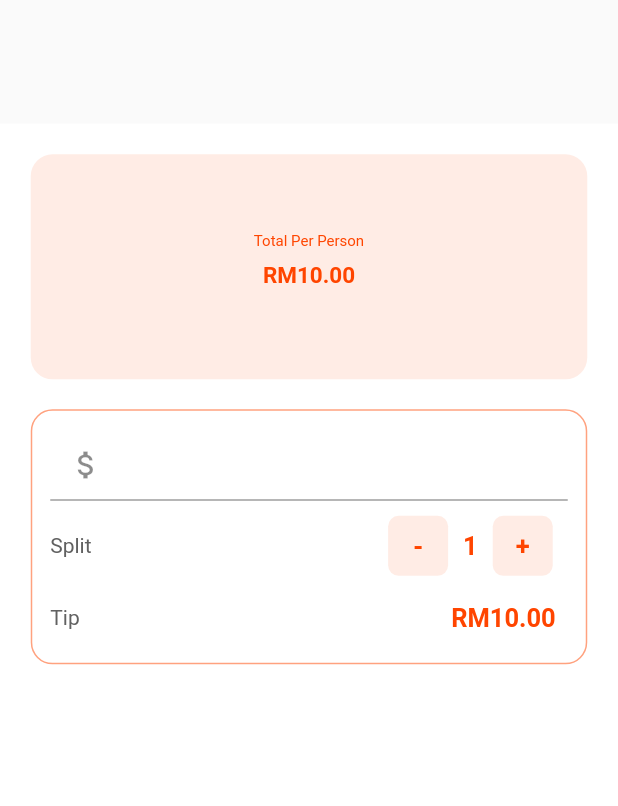
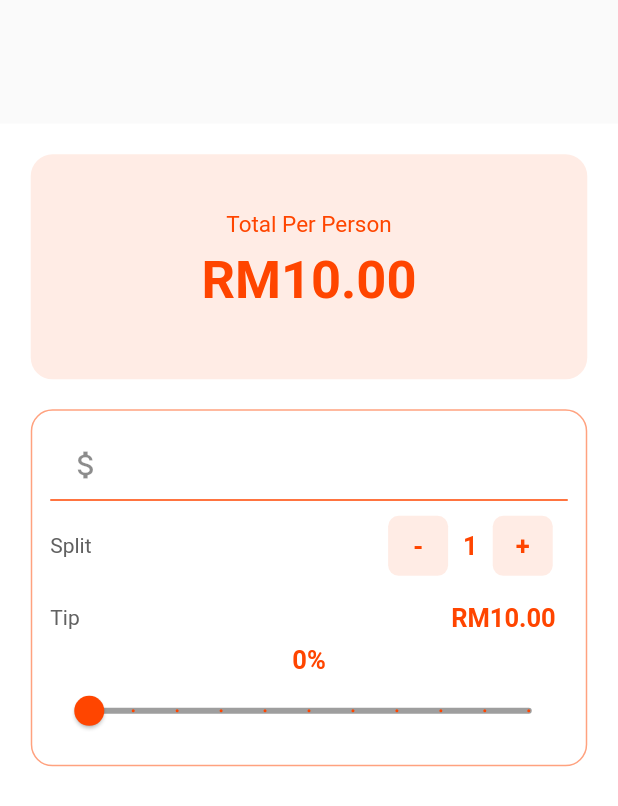
Before and after one commit to bedezub/flutter-hello-world, a Flutter app: the screen it shows after launch, on a phone screen of 412 x 824 dp. Shown: the top 806 px of the screen. Run offline on Flutter 3.47's test engine with Material 2 defaults, Android fonts, the phone set to English and light mode, and no system bars.

Commit message:
Bill Splitter Part 3

```diff
--- a/lib/ui/home.dart
+++ b/lib/ui/home.dart
@@ -35,23 +35,16 @@ class _BillSplitter extends State<BillSplitter> {
               child: Column(
                 mainAxisAlignment: MainAxisAlignment.center,
                 children: [
-                  Text(
-                    "Total Per Person",
-                    style: TextStyle(
-                      fontSize: 10.0,
-                      color: _orange
-                    )
-                  ),
-
+                  Text("Total Per Person",
+                      style: TextStyle(fontSize: 15.0, color: _orange)),
                   Padding(
                     padding: EdgeInsets.all(8.0),
                     child: Text(
                       "RM10.00",
                       style: TextStyle(
                           fontWeight: FontWeight.bold,
-                        fontSize: 15.0,
-                        color: _orange
-                      ),
+                          fontSize: 35.0,
+                          color: _orange),
                     ),
                   )
                 ],
@@ -74,7 +67,14 @@ class _BillSplitter extends State<BillSplitter> {
                 style: TextStyle(color: _orange),
                 decoration: InputDecoration(
                     prefixText: "Bill Amount",
-                    prefixIcon: Icon(Icons.attach_money)),
+                    prefixIcon: Icon(Icons.attach_money),
+                    enabledBorder: UnderlineInputBorder(
+                      borderSide: BorderSide(color: _orange),
+                    ),
+                    focusedBorder: UnderlineInputBorder(
+                      borderSide: BorderSide(color: _orange),
+                    ),
+                ),
                 onChanged: (String value) {
                   try {
                     _billAmount = double.parse(value);
@@ -87,8 +87,7 @@ class _BillSplitter extends State<BillSplitter> {
                 mainAxisAlignment: MainAxisAlignment.spaceBetween,
                 children: [
                   Text("Split", style: TextStyle(color: Colors.grey.shade700)),
-                  Row(
-                    children: [
+                  Row(children: [
                     InkWell(
                         onTap: () {
                           setState(() {
@@ -112,9 +111,7 @@ class _BillSplitter extends State<BillSplitter> {
                                     fontWeight: FontWeight.bold,
                                     fontSize: 17.0),
                               ),
-                          )
-                        )
-                      ),
+                            ))),
                     Text("$_personCounter",
                         style: TextStyle(
                             color: _orange,
@@ -141,11 +138,8 @@ class _BillSplitter extends State<BillSplitter> {
                                     fontWeight: FontWeight.bold,
                                     fontSize: 17.0),
                               ),
-                          )
-                        )
-                      ),
-                    ]
-                  )
+                            ))),
+                  ])
                 ],
               ),
               Row(
@@ -159,9 +153,32 @@ class _BillSplitter extends State<BillSplitter> {
                       style: TextStyle(
                           fontSize: 17,
                           fontWeight: FontWeight.bold,
-                        color: _orange
+                          color: _orange),
                     ),
+                  )
+                ],
               ),
+              Column(
+                children: [
+                  Text(
+                    "$_tipPercentage%",
+                    style: TextStyle(
+                        color: _orange,
+                        fontSize: 17.00,
+                        fontWeight: FontWeight.bold),
+                  ),
+                  Slider(
+                    min: 0,
+                    max: 100,
+                    activeColor: _orange,
+                    inactiveColor: Colors.grey,
+                    divisions: 10,
+                    value: _tipPercentage.toDouble(),
+                    onChanged: (double newValue) {
+                      setState(() {
+                        _tipPercentage = newValue.round();
+                      });
+                    },
                   )
                 ],
               )
```
Lines whose indentation alone changed are shown as unchanged.
